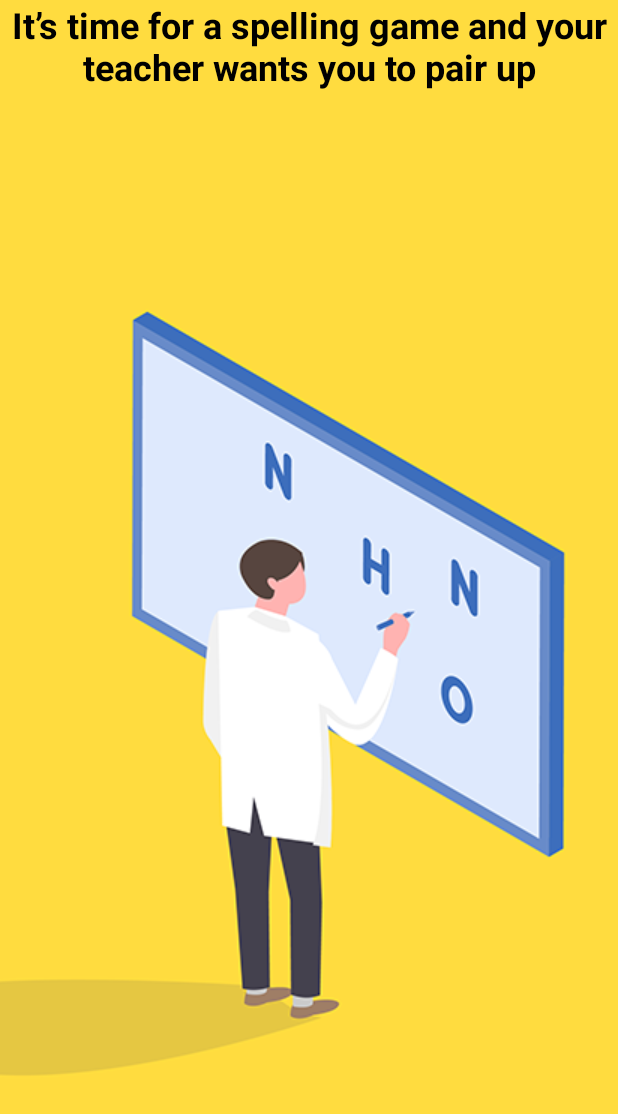
After one commit to MCharming98/HMH2019-Android, an Android app: the SceneIntroActivity screen opened directly, with no data from a screen before it, on a phone screen of 412 x 824 dp. The commit adds this screen. Shown: the top 1114 px of the screen. Run offline under Robolectric (Android 15) with nearby library versions, the phone set to English and light mode, and no system bars.

```diff
--- /dev/null
+++ b/app/src/main/java/com/example/hmh2019/SceneIntroActivity.java
@@ -0,0 +1,53 @@
+package com.example.hmh2019;
+
+import android.content.Intent;
+import android.os.Bundle;
+import android.support.design.widget.FloatingActionButton;
+import android.support.design.widget.Snackbar;
+import android.support.v7.app.AppCompatActivity;
+import android.support.v7.widget.Toolbar;
+import android.view.View;
+import android.widget.Button;
+import android.widget.ImageButton;
+
+public class SceneIntroActivity extends AppCompatActivity {
+
+    public static String nextScene = "1";
+
+    @Override
+    protected void onCreate(Bundle savedInstanceState) {
+        super.onCreate(savedInstanceState);
+        setContentView(R.layout.content_scene_intro);
+
+
+
+
+        ImageButton scene2IntroBtn = findViewById(R.id.spelling_intro_btn);
+        scene2IntroBtn.setOnClickListener(new View.OnClickListener() {
+            @Override
+            public void onClick(View v) {
+                forwardSceneChoiceActivity(2);
+            }
+        });
+    }
+
+    private void forwardSceneChoiceActivity(int sceneNo){
+        Intent choiceActivity;
+        switch(sceneNo){
+            default:
+                choiceActivity = new Intent(this, Scene1Activity.class);
+                break;
+            case(2):
+                choiceActivity = new Intent(this, Scene2Activity.class);
+                break;
+            case(3):
+                choiceActivity = new Intent(this, Scene3Activity.class);
+                break;
+            case(4):
+                choiceActivity = new Intent(this, Scene4Activity.class);
+                break;
+        }
+        startActivity(choiceActivity);
+    }
+
+}
--- /dev/null
+++ b/app/src/main/res/layout/content_scene_intro.xml
@@ -0,0 +1,28 @@
+<?xml version="1.0" encoding="utf-8"?>
+<android.support.constraint.ConstraintLayout xmlns:android="http://schemas.android.com/apk/res/android"
+    xmlns:app="http://schemas.android.com/apk/res-auto"
+    xmlns:tools="http://schemas.android.com/tools"
+    android:layout_width="match_parent"
+    android:layout_height="match_parent"
+    app:layout_behavior="@string/appbar_scrolling_view_behavior"
+    tools:context=".SceneIntroActivity">
+
+    <ImageButton
+        android:id="@+id/spelling_intro_btn"
+        android:layout_width="fill_parent"
+        android:layout_height="fill_parent"
+        android:src="@drawable/spelling_intro"
+        tools:ignore="MissingConstraints" />
+
+    <TextView
+        android:layout_width="wrap_content"
+        android:layout_height="wrap_content"
+        android:text="It’s time for a spelling game and your teacher wants you to pair up"
+        android:textAlignment="center"
+        android:textColor="#000000"
+        android:textSize="24dp"
+        android:textStyle="bold"
+        app:layout_constraintEnd_toEndOf="parent"
+        tools:layout_editor_absoluteY="48dp" />
+
+</android.support.constraint.ConstraintLayout>
--- a/app/src/main/res/values/strings.xml
+++ b/app/src/main/res/values/strings.xml
@@ -5,4 +5,8 @@
     <string name="title_activity_parents">ParentsActivity</string>
     <string name="title_activity_child_profile">ChildProfileActivity</string>
     <string name="title_activity_no_child">NoChildActivity</string>
+    <string name="title_activity_scene_intro">SceneIntroActivity</string>
+    <string name="title_activity_scene1">Scene1Activity</string>
+    <string name="title_activity_scene3">Scene3Activity</string>
+    <string name="title_activity_scene4">Scene4Activity</string>
 </resources>
```
Also changed, not shown: app/src/main/AndroidManifest.xml (+21 -1 lines), app/src/main/java/com/example/hmh2019/KidsActivity.java (+5 -5 lines), app/src/main/java/com/example/hmh2019/Scene1Activity.java (added, +18 -0 lines), app/src/main/java/com/example/hmh2019/Scene2Activity.java (added, +56 -0 lines), app/src/main/java/com/example/hmh2019/Scene3Activity.java (added, +18 -0 lines), app/src/main/java/com/example/hmh2019/Scene4Activity.java (added, +18 -0 lines), app/src/main/res/layout/content_scene1.xml (added, +10 -0 lines), app/src/main/res/layout/content_scene2.xml (added, +132 -0 lines), app/src/main/res/layout/content_scene3.xml (added, +10 -0 lines), app/src/main/res/layout/content_scene4.xml (added, +10 -0 lines), app/src/main/res/drawable-v24/spelling_choice_a.png (added), app/src/main/res/drawable-v24/spelling_choice_b.png (added), app/src/main/res/drawable-v24/spelling_choice_c.png (added), app/src/main/res/drawable-v24/spelling_choice_d.png (added), 1 more files.
